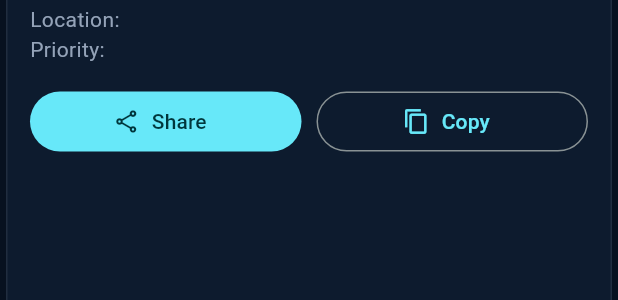
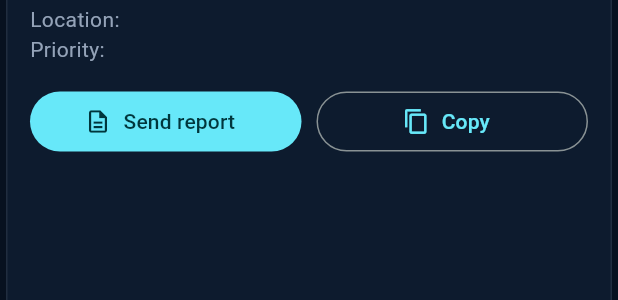
Before and after one commit to Kea-nhlapo/civiclens-ai, a Flutter app: the _MunicipalReportCard widget shown alone on an empty page, opened directly with empty values, on a phone screen of 412 x 824 dp. Shown: the part 156-456 px from the top of the screen. Run offline on Flutter 3.47's test engine with Material 3 defaults, Android fonts, the phone set to English and light mode, and no system bars; our stand-ins replace image_picker, material_ui, share_plus; network calls fail.

Commit message:
Send the report as a Word document with the marked-up photo

```diff
--- a/mobile/lib/screens/report_screen.dart
+++ b/mobile/lib/screens/report_screen.dart
@@ -3,6 +3,7 @@ import 'package:flutter/services.dart';
 import 'package:share_plus/share_plus.dart';
 
 import '../models.dart';
+import '../report_document.dart';
 import '../theme.dart';
 import '../widgets/detection_photo.dart';
 
@@ -15,7 +16,6 @@ class ReportScreen extends StatelessWidget {
   @override
   Widget build(BuildContext context) {
     final text = Theme.of(context).textTheme;
-    final r = report.municipalReport;
     final colour = severityColor(report.severity);
     return Scaffold(
       appBar: AppBar(title: const Text('Report')),
@@ -54,7 +54,7 @@ class ReportScreen extends StatelessWidget {
             _Section(icon: Icons.build_outlined, title: 'What to do', body: report.recommendedAction),
             if (report.foundSomething) ...[
               const SizedBox(height: 6),
-              _MunicipalReportCard(report: r),
+              _MunicipalReportCard(report: report, photo: photo),
             ],
             if (report.nextSteps.isNotEmpty) ...[
               const SizedBox(height: 18),
@@ -80,13 +80,46 @@ class ReportScreen extends StatelessWidget {
   }
 }
 
-class _MunicipalReportCard extends StatelessWidget {
-  const _MunicipalReportCard({required this.report});
+class _MunicipalReportCard extends StatefulWidget {
+  const _MunicipalReportCard({required this.report, required this.photo});
 
-  final MunicipalReport report;
+  final Report report;
+  final Uint8List photo;
+
+  @override
+  State<_MunicipalReportCard> createState() => _MunicipalReportCardState();
+}
+
+class _MunicipalReportCardState extends State<_MunicipalReportCard> {
+  bool _preparing = false;
+
+  /// Builds the Word report with the marked photo and opens the share sheet,
+  /// so it can go straight to the municipality on WhatsApp or email.
+  Future<void> _send() async {
+    setState(() => _preparing = true);
+    try {
+      final now = DateTime.now();
+      final marked = await markPhoto(widget.photo, widget.report.detections);
+      final docx = reportDocx(widget.report, marked, now);
+      final name = reportFileName(widget.report, now);
+      await SharePlus.instance.share(ShareParams(
+        files: [XFile.fromData(docx, mimeType: docxMimeType, name: name)],
+        fileNameOverrides: [name],
+        text: widget.report.municipalReport.title,
+      ));
+    } catch (_) {
+      if (mounted) {
+        ScaffoldMessenger.of(context)
+            .showSnackBar(const SnackBar(content: Text("Couldn't create the report. Please try again.")));
+      }
+    } finally {
+      if (mounted) setState(() => _preparing = false);
+    }
+  }
 
   @override
   Widget build(BuildContext context) {
+    final report = widget.report.municipalReport;
     return Card(
       child: Padding(
         padding: const EdgeInsets.all(16),
@@ -105,9 +138,11 @@ class _MunicipalReportCard extends StatelessWidget {
             Expanded(
               child: FilledButton.icon(
                 key: const Key('share'),
-                onPressed: () => SharePlus.instance.share(ShareParams(text: report.asText(), subject: report.title)),
-                icon: const Icon(Icons.share_outlined),
-                label: const Text('Share'),
+                onPressed: _preparing ? null : _send,
+                icon: _preparing
+                    ? const SizedBox(width: 18, height: 18, child: CircularProgressIndicator(strokeWidth: 2))
+                    : const Icon(Icons.description_outlined),
+                label: const Text('Send report'),
               ),
             ),
             const SizedBox(width: 10),
--- a/mobile/pubspec.yaml
+++ b/mobile/pubspec.yaml
@@ -14,7 +14,7 @@ dependencies:
   http_parser: ^4.0.2
   image_picker: ^1.1.2
   share_plus: ^13.3.1
-
+  archive: ^4.7.1
 dev_dependencies:
   flutter_test:
     sdk: flutter
```
Also changed, not shown: mobile/lib/report_document.dart (added, +163 -0 lines), mobile/lib/widgets/detection_photo.dart (+13 -8 lines), mobile/pubspec.lock, 1 other file.
